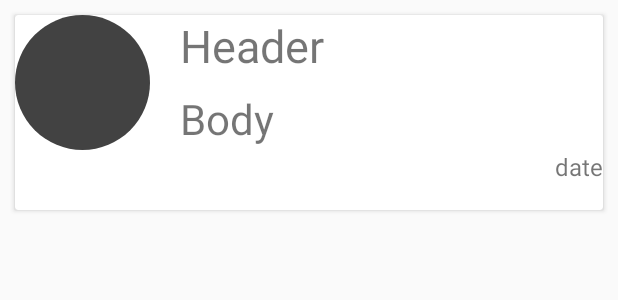
After one commit to Mohamad-Mawaldi/Achieve_Kotlin, an Android app: the layout task_layout.xml on its own in the app's theme, with its tools: preview values and no code run, on a phone screen of 412 x 824 dp. The commit adds this screen. Shown: the top 300 px of the screen. Run offline under Robolectric (Android 15) with nearby library versions, the light colour scheme and no system bars.

Commit message:
Added a recycle view adapter, Task model Task Layout

```diff
--- /dev/null
+++ b/app/src/main/java/com/example/achievekotlin/Models/Task.kt
@@ -0,0 +1,5 @@
+package com.example.achievekotlin.Models
+
+import java.util.*
+
+data class Task (var header:String, var body:String, var date: String, var isDone:Boolean )
--- /dev/null
+++ b/app/src/main/res/drawable/circle_button.xml
@@ -0,0 +1,4 @@
+<?xml version="1.0" encoding="utf-8"?>
+<shape xmlns:android="http://schemas.android.com/apk/res/android"
+    android:shape="oval" >
+</shape>
--- a/app/src/main/res/layout/fragment_home.xml
+++ b/app/src/main/res/layout/fragment_home.xml
@@ -11,6 +11,7 @@
        android:layout_width="match_parent"
        android:layout_height="match_parent"
        android:id="@+id/tasksRecyclerView"
+       tools:listitem="@layout/task_layout"
        >
 
    </androidx.recyclerview.widget.RecyclerView>
--- /dev/null
+++ b/app/src/main/res/layout/task_layout.xml
@@ -0,0 +1,60 @@
+<?xml version="1.0" encoding="utf-8"?>
+<androidx.cardview.widget.CardView
+    xmlns:android="http://schemas.android.com/apk/res/android"
+    android:layout_width="match_parent"
+    android:layout_height="130dp"
+    android:layout_margin="10dp">
+
+   <RelativeLayout
+       android:layout_width="match_parent"
+       android:layout_height="match_parent"
+       android:gravity="center">
+
+       <Button
+           android:layout_width="90dp"
+           android:layout_height="90dp"
+           android:background="@drawable/circle_button"
+           android:backgroundTint="@color/cardview_dark_background"
+           android:layout_alignParentLeft="true"
+           android:id="@+id/done_button"
+           android:layout_marginRight="20dp"/>
+
+
+       <TextView
+           android:layout_width="match_parent"
+           android:layout_height="40dp"
+           android:layout_marginBottom="15px"
+           android:text="Header"
+           android:textSize="30dp"
+           android:id="@+id/header_textView"
+           android:layout_toEndOf="@+id/done_button"
+           />
+
+       <TextView
+           android:layout_width="match_parent"
+           android:layout_height="40dp"
+           android:text="Body"
+           android:textSize="28dp"
+           android:id="@+id/bodyText_view"
+           android:layout_toEndOf="@+id/done_button"
+           android:layout_below="@+id/header_textView"
+           />
+
+       <TextView
+           android:layout_width="wrap_content"
+           android:layout_height="40dp"
+           android:text="date"
+           android:textSize="16dp"
+           android:id="@+id/date_textView"
+           android:layout_below="@+id/done_button"
+           android:layout_alignParentRight="true"
+           android:gravity="right"
+           />
+
+
+
+   </RelativeLayout>
+
+
+
+    </androidx.cardview.widget.CardView>
```
Also changed, not shown: app/src/main/java/com/example/achievekotlin/Adapter/RVTasksAdapter.kt (added, +46 -0 lines), app/src/main/java/com/example/achievekotlin/Fragments/HomeFragment.kt (+25 -0 lines), app/src/main/res/layout/activity_main.xml (+34 -0 lines).
